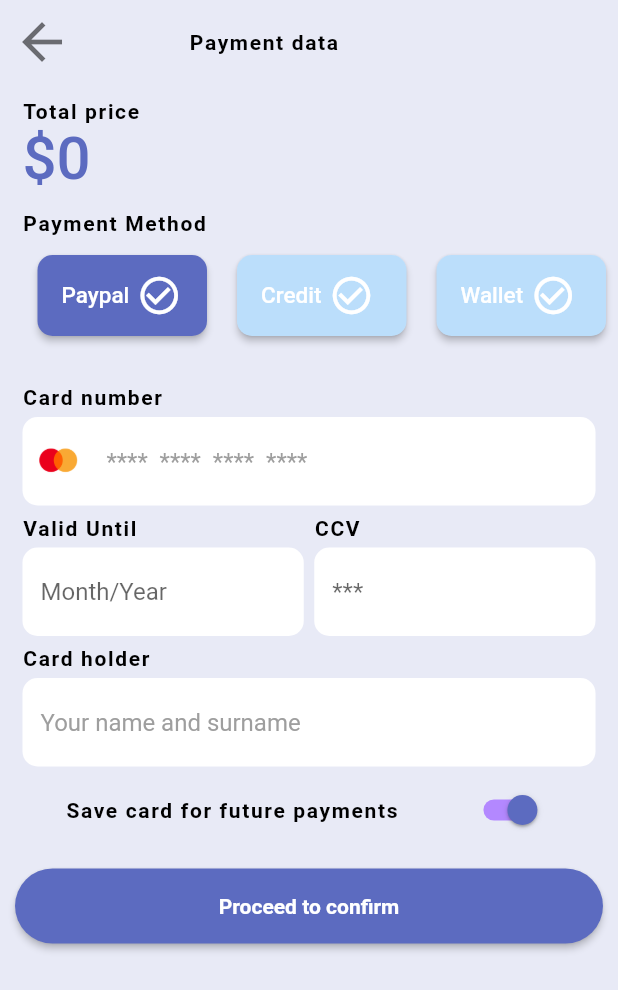
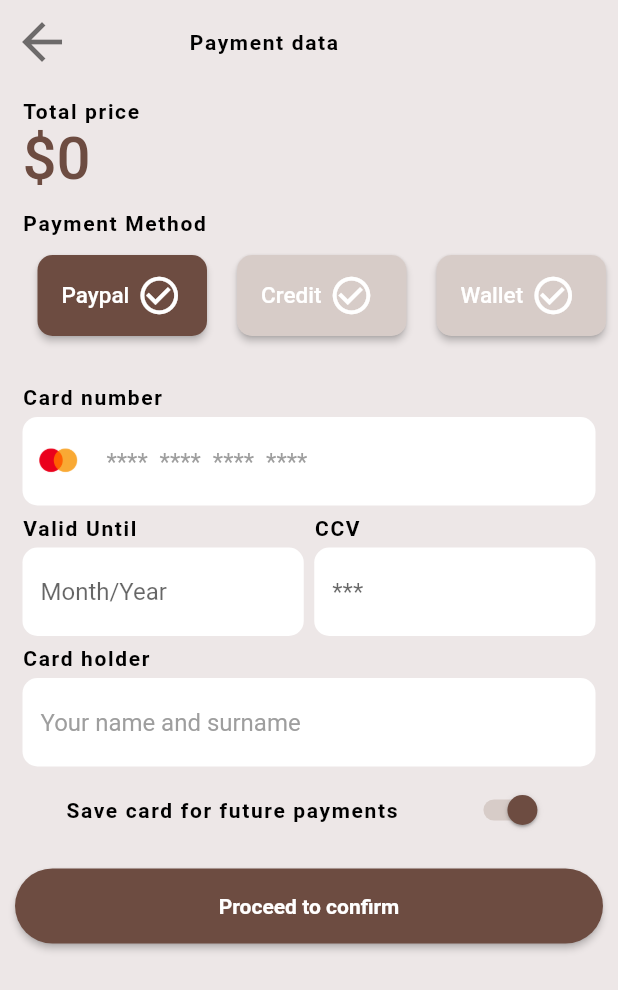
Before and after one commit to ikennaumeh/coffee_flutter, a Flutter app: the PaymentScreen screen opened directly with empty values, on a phone screen of 412 x 824 dp. Shown: the top 990 px of the screen. Run offline on Flutter 3.47's test engine with Material 2 defaults, Android fonts, the phone set to English and light mode, and no system bars; our stand-ins replace smooth_page_indicator.

Commit message:
Updated colours

```diff
--- a/lib/Screens/payscreen.dart
+++ b/lib/Screens/payscreen.dart
@@ -16,7 +16,7 @@ class _PaymentScreenState extends State<PaymentScreen> {
   Widget build(BuildContext context) {
     final ScreenArguments args = ModalRoute.of(context).settings.arguments;
     return Scaffold(
-      backgroundColor: Color(0xFFe8eaf6),
+      backgroundColor: Color.fromRGBO(237, 231, 231, 1),
 
       body: SafeArea(
         child: SingleChildScrollView(
@@ -56,7 +56,7 @@ class _PaymentScreenState extends State<PaymentScreen> {
                   '$_currency'+args.price.toString(),
                   style: TextStyle(
                     fontSize: 40.0,
-                    color: Color(0xFF5C6BC0),
+                    color: Color(0xFF6d4c41),
                     fontWeight: FontWeight.w500,
                   ),),),
               SizedBox(
@@ -111,7 +111,7 @@ class _PaymentScreenState extends State<PaymentScreen> {
                                         size: 30.0,),
                                     ],
                                   ),
-                                  color: _listIndex == index ? Color(0xFF5C6BC0): Color(0xFFBBDEFB),
+                                  color: _listIndex == index ? Color(0xFF6d4c41): Color(0xFFd7ccc8),
 
                                   shape: RoundedRectangleBorder(
                                     borderRadius: BorderRadius.circular(10.0),
@@ -276,8 +276,8 @@ class _PaymentScreenState extends State<PaymentScreen> {
                       isSwitched = value;
                     });
                   },
-                    activeTrackColor: Color(0xFFB388FF),
-                    activeColor: Color(0xFF5C6BC0),),
+                    activeTrackColor: Color(0xFFd7ccc8),
+                    activeColor: Color(0xFF6d4c41),),
                 ],
               ),
               Center(
@@ -300,7 +300,7 @@ class _PaymentScreenState extends State<PaymentScreen> {
                         ),
                       ),
                     ),
-                    color: Color(0xFF5C6BC0),
+                    color: Color(0xFF6d4c41),
                     shape: RoundedRectangleBorder(
                       borderRadius: BorderRadius.circular(50.0),
                     ),
```
